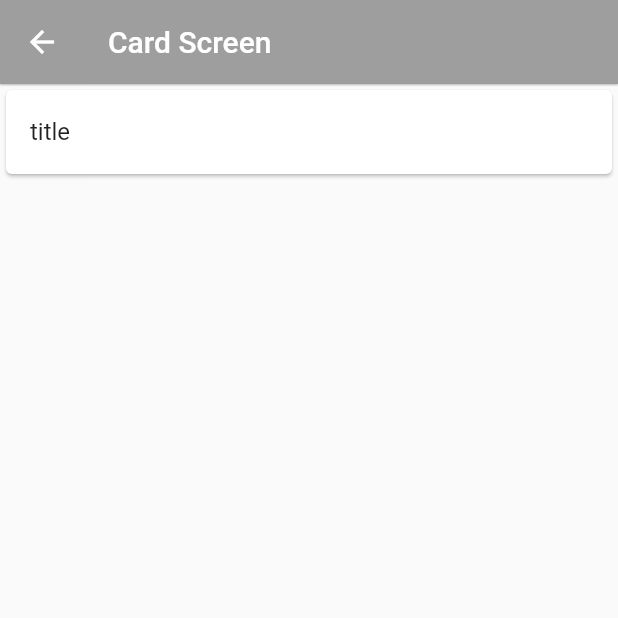
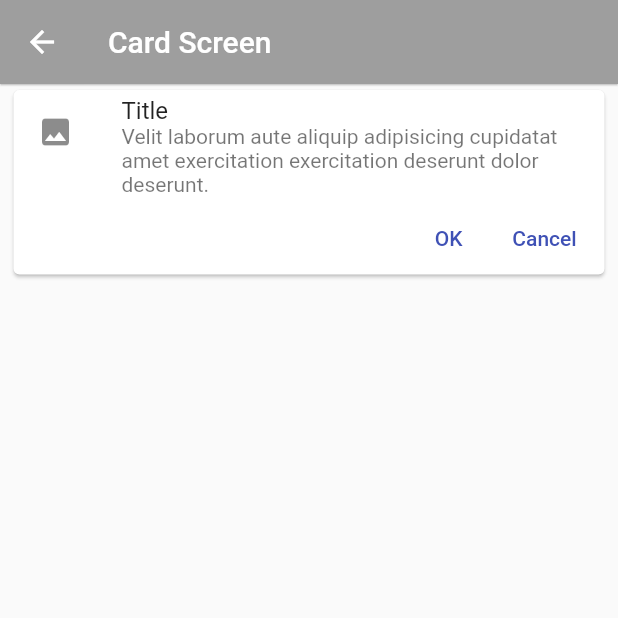
Before and after one commit to Nehemias-Munoz/components-Flutter, a Flutter app: the CardScreen screen opened by its route, on a phone screen of 412 x 824 dp, the top half of it. Run offline on Flutter 3.47's test engine with Material 2 defaults, Android fonts, the phone set to English and light mode, and no system bars.

Commit message:
Add: nueva tarjeta, tema para textbutton

```diff
--- a/lib/src/screens/card_screen.dart
+++ b/lib/src/screens/card_screen.dart
@@ -1,4 +1,6 @@
 import 'package:flutter/material.dart';
+
+import '../../widgets/widgets.dart';
 
 class CardScreen extends StatelessWidget {
   const CardScreen({Key? key}) : super(key: key);
@@ -10,17 +12,11 @@ class CardScreen extends StatelessWidget {
         title: const Text("Card Screen"),
       ),
       body: ListView(
+        padding: const EdgeInsets.symmetric(horizontal: 5.0),
         children: const [
-            Card(
-              child: Column(
-                children: [
-                  ListTile(
-                    title: Text("title"),
-                  )
+          CustomCard1(),
         ],
       ),
-            ),
-          ],
-        ));
+    );
   }
 }
--- a/lib/src/theme/app_theme.dart
+++ b/lib/src/theme/app_theme.dart
@@ -7,6 +7,11 @@ class AppTheme {
   static final ThemeData lightTheme = ThemeData.light().copyWith(
     primaryColor: lightPrimaryColor,
     appBarTheme: const AppBarTheme(color: lightPrimaryColor, elevation: 0.5),
+
+    //Textbutton Theme
+    textButtonTheme: TextButtonThemeData(
+      style: TextButton.styleFrom(foregroundColor: Colors.indigo),
+    ),
   );
   static final ThemeData darkTheme = ThemeData.dark().copyWith(
     primaryColor: darkPrimaryColor,
--- /dev/null
+++ b/lib/widgets/custom_card1.dart
@@ -0,0 +1,36 @@
+import 'package:flutter/material.dart';
+
+class CustomCard1 extends StatelessWidget {
+  const CustomCard1({
+    super.key,
+  });
+
+  @override
+  Widget build(BuildContext context) {
+    return Card(
+      child: Column(
+        children: [
+          const ListTile(
+            title: Text("Title"),
+            leading: Icon(Icons.image),
+            subtitle: Text(
+                "Velit laborum aute aliquip adipisicing cupidatat amet exercitation exercitation deserunt dolor deserunt. "),
+          ),
+          Padding(
+            padding: const EdgeInsets.only(right: 8.0),
+            child: Row(
+              mainAxisAlignment: MainAxisAlignment.end,
+              children: [
+                TextButton(
+                  onPressed: () {},
+                  child: const Text("OK"),
+                ),
+                TextButton(onPressed: () {}, child: const Text("Cancel"))
+              ],
+            ),
+          )
+        ],
+      ),
+    );
+  }
+}
--- /dev/null
+++ b/lib/widgets/widgets.dart
@@ -0,0 +1 @@
+export 'package:flutter_components/widgets/custom_card1.dart';
```
Lines whose indentation alone changed are shown as unchanged.
